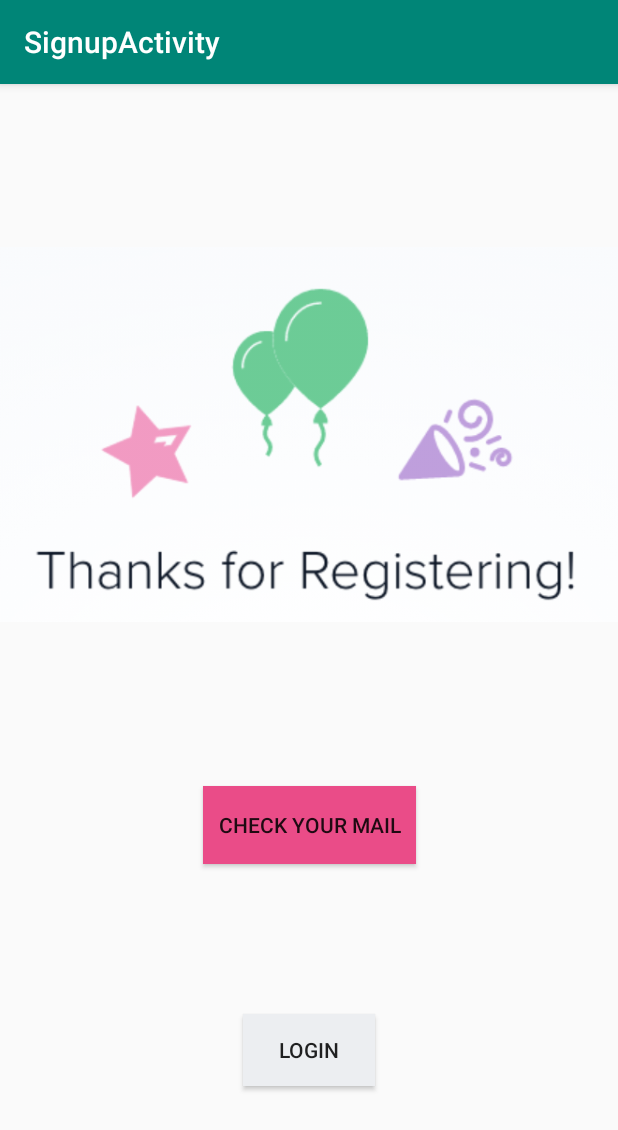
After one commit to kranthi0987/Laravel, an Android app: the SignupActivity screen opened directly, with no data from a screen before it, on a phone screen of 412 x 824 dp. The commit adds this screen. Shown: the top 1130 px of the screen. Run offline under Robolectric (Android 15) with nearby library versions, the phone set to English and light mode, and no system bars.

Commit message:
second commit

```diff
--- a/app/build.gradle
+++ b/app/build.gradle
@@ -71,4 +71,6 @@ dependencies {
     implementation 'com.nostra13.universalimageloader:universal-image-loader:1.9.5'
 //card view
     implementation 'com.android.support:cardview-v7:27.1.1'
+
+    implementation 'com.basgeekball:awesome-validation:2.0'
 }
--- a/app/src/main/java/com/sanjay/laravel/LoginActivity.java
+++ b/app/src/main/java/com/sanjay/laravel/LoginActivity.java
@@ -149,8 +149,6 @@ public class LoginActivity extends AppCompatActivity {
             @Override
             public void onNext(LoginResponse Listdata) {
                 session.setToken(Listdata.getAccessToken());
-
-
             }
 
         });
--- /dev/null
+++ b/app/src/main/java/com/sanjay/laravel/SignupActivity.java
@@ -0,0 +1,61 @@
+package com.sanjay.laravel;
+
+import android.content.Intent;
+import android.content.pm.PackageManager;
+import android.net.Uri;
+import android.os.Bundle;
+import android.support.v7.app.AppCompatActivity;
+import android.support.v7.widget.Toolbar;
+import android.view.View;
+import android.widget.Button;
+
+public class SignupActivity extends AppCompatActivity {
+
+    public Button checkmail, loginbtn;
+
+    @Override
+    protected void onCreate(Bundle savedInstanceState) {
+        super.onCreate(savedInstanceState);
+        setContentView(R.layout.activity_signup);
+        Toolbar toolbar = findViewById(R.id.toolbar);
+        setSupportActionBar(toolbar);
+        Intent iin = getIntent();
+        Bundle b = iin.getExtras();
+        String j = null;
+        if (b != null) {
+            j = (String) b.get("domain");
+        }
+
+        checkmail = findViewById(R.id.checkmail);
+        loginbtn = findViewById(R.id.loginbtn);
+        final String finalJ = j;
+        checkmail.setOnClickListener(new View.OnClickListener() {
+
+            public void onClick(View view) {
+                if (finalJ.contains("gmail")) {
+                    PackageManager manager = getPackageManager();
+                    Intent i = manager.getLaunchIntentForPackage("com.google.android.gmail");
+                    i.addCategory(Intent.CATEGORY_LAUNCHER);
+                    startActivity(i);
+                } else {
+                    Intent i = new Intent(Intent.ACTION_VIEW);
+                    i.setData(Uri.parse("www." + finalJ));
+                    startActivity(i);
+                }
+                finish();
+            }
+        });
+
+
+        loginbtn.setOnClickListener(new View.OnClickListener() {
+
+            public void onClick(View view) {
+                Intent i = new Intent(getApplicationContext(),
+                        LoginActivity.class);
+                startActivity(i);
+                finish();
+            }
+        });
+    }
+
+}
--- a/app/src/main/java/com/sanjay/laravel/retroFit/ApiClient.java
+++ b/app/src/main/java/com/sanjay/laravel/retroFit/ApiClient.java
@@ -5,7 +5,7 @@ import retrofit2.adapter.rxjava2.RxJava2CallAdapterFactory;
 import retrofit2.converter.gson.GsonConverterFactory;
 
 public class ApiClient {
-    public static final String BASE_URL = "http://192.168.2.121:8000/";
+    public static final String BASE_URL = "http://192.168.0.101:8000/";
     public static Retrofit retrofit = null;
 
     public static Retrofit getApiClient() {
--- /dev/null
+++ b/app/src/main/res/layout/activity_signup.xml
@@ -0,0 +1,27 @@
+<?xml version="1.0" encoding="utf-8"?>
+<android.support.design.widget.CoordinatorLayout
+        xmlns:android="http://schemas.android.com/apk/res/android"
+        xmlns:app="http://schemas.android.com/apk/res-auto"
+        xmlns:tools="http://schemas.android.com/tools"
+        android:layout_width="match_parent"
+        android:layout_height="match_parent"
+        tools:context=".SignupActivity">
+
+    <android.support.design.widget.AppBarLayout
+            android:layout_height="wrap_content"
+            android:layout_width="match_parent"
+            android:theme="@style/AppTheme.AppBarOverlay">
+
+        <android.support.v7.widget.Toolbar
+                android:id="@+id/toolbar"
+                android:layout_width="match_parent"
+                android:layout_height="?attr/actionBarSize"
+                android:background="?attr/colorPrimary"
+                app:popupTheme="@style/AppTheme.PopupOverlay"/>
+
+    </android.support.design.widget.AppBarLayout>
+
+    <include layout="@layout/content_signup"/>
+
+
+</android.support.design.widget.CoordinatorLayout>
--- /dev/null
+++ b/app/src/main/res/layout/content_signup.xml
@@ -0,0 +1,37 @@
+<?xml version="1.0" encoding="utf-8"?>
+<android.support.constraint.ConstraintLayout
+        xmlns:android="http://schemas.android.com/apk/res/android"
+        xmlns:tools="http://schemas.android.com/tools"
+        xmlns:app="http://schemas.android.com/apk/res-auto"
+        android:layout_width="match_parent"
+        android:layout_height="match_parent"
+        app:layout_behavior="@string/appbar_scrolling_view_behavior"
+        tools:showIn="@layout/activity_signup"
+        tools:context=".SignupActivity">
+
+    <ImageView
+            android:layout_width="wrap_content"
+            android:layout_height="wrap_content" app:srcCompat="@drawable/thanks"
+            android:id="@+id/imageView2"
+            app:layout_constraintTop_toTopOf="parent" app:layout_constraintBottom_toTopOf="@+id/checkmail"
+            app:layout_constraintStart_toStartOf="parent" app:layout_constraintHorizontal_bias="0.0"
+            app:layout_constraintEnd_toEndOf="parent" android:contentDescription="TODO"/>
+    <Button
+            android:text="@string/check_your_mail"
+            android:background="#ea4c88"
+            android:layout_width="142dp"
+            android:layout_height="52dp"
+            android:id="@+id/checkmail"
+            app:layout_constraintTop_toBottomOf="@+id/imageView2" app:layout_constraintBottom_toTopOf="@+id/loginbtn"
+            app:layout_constraintStart_toStartOf="parent" app:layout_constraintHorizontal_bias="0.5"
+            app:layout_constraintEnd_toEndOf="parent"/>
+    <Button
+            android:text="@string/login"
+            android:layout_width="wrap_content"
+            android:background="@color/btn_login_bg"
+            android:layout_height="wrap_content"
+            android:id="@+id/loginbtn"
+            app:layout_constraintBottom_toBottomOf="parent" app:layout_constraintTop_toBottomOf="@+id/checkmail"
+            app:layout_constraintStart_toStartOf="parent" app:layout_constraintHorizontal_bias="0.5"
+            app:layout_constraintEnd_toEndOf="parent"/>
+</android.support.constraint.ConstraintLayout>
--- /dev/null
+++ b/app/src/main/res/values-v21/strings.xml
@@ -0,0 +1,5 @@
+<?xml version="1.0" encoding="utf-8"?>
+<resources>
+    <string name="check_your_mail">check your mail</string>
+    <string name="login">Login</string>
+</resources>
--- a/app/src/main/res/values/strings.xml
+++ b/app/src/main/res/values/strings.xml
@@ -24,4 +24,7 @@
     <string name="nav_header_subtitle">android.studio@android.com</string>
     <string name="nav_header_desc">Navigation header</string>
     <string name="action_settings">Settings</string>
+    <string name="title_activity_signup">SignupActivity</string>
+    <string name="check_your_mail">check your mail</string>
+    <string name="login">Login</string>
 </resources>
--- a/app/src/main/res/values/styles.xml
+++ b/app/src/main/res/values/styles.xml
@@ -13,9 +13,9 @@
         <item name="windowNoTitle">true</item>
     </style>
 
-    <style name="AppTheme.AppBarOverlay" parent="ThemeOverlay.AppCompat.Dark.ActionBar" />
+    <style name="AppTheme.AppBarOverlay" parent="ThemeOverlay.AppCompat.Dark.ActionBar"/>
 
-    <style name="AppTheme.PopupOverlay" parent="ThemeOverlay.AppCompat.Light" />
+    <style name="AppTheme.PopupOverlay" parent="ThemeOverlay.AppCompat.Light"/>
 
     <style name="FullscreenTheme" parent="AppTheme">
         <item name="android:actionBarStyle">@style/FullscreenActionBarStyle</item>
```
Also changed, not shown: app/src/main/AndroidManifest.xml (+15 -10 lines), app/src/main/java/com/sanjay/laravel/RegistrationActivity.java (+28 -2 lines), app/src/main/java/com/sanjay/laravel/models/SignupActivationFailedResponse.java (added, +31 -0 lines), app/src/main/res/drawable/thanks.png (added).
